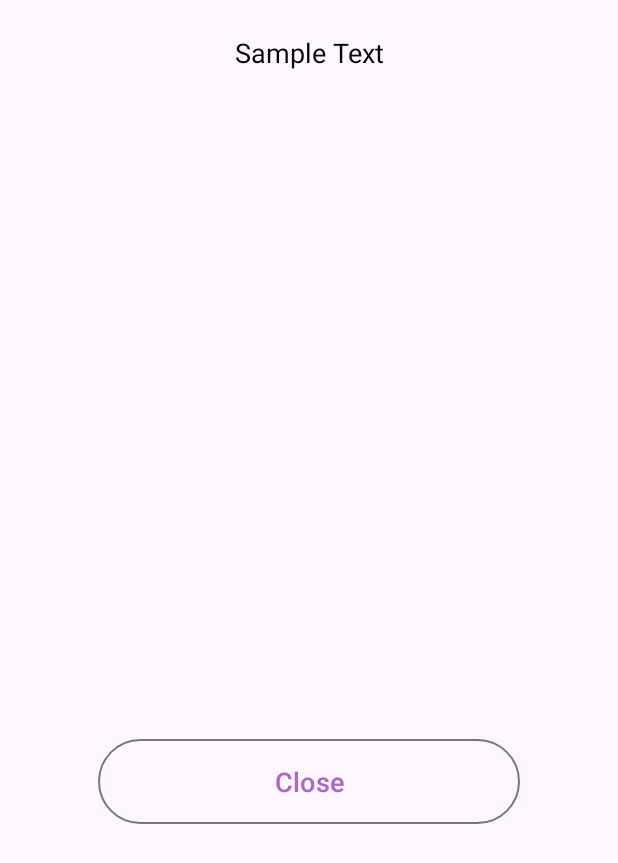
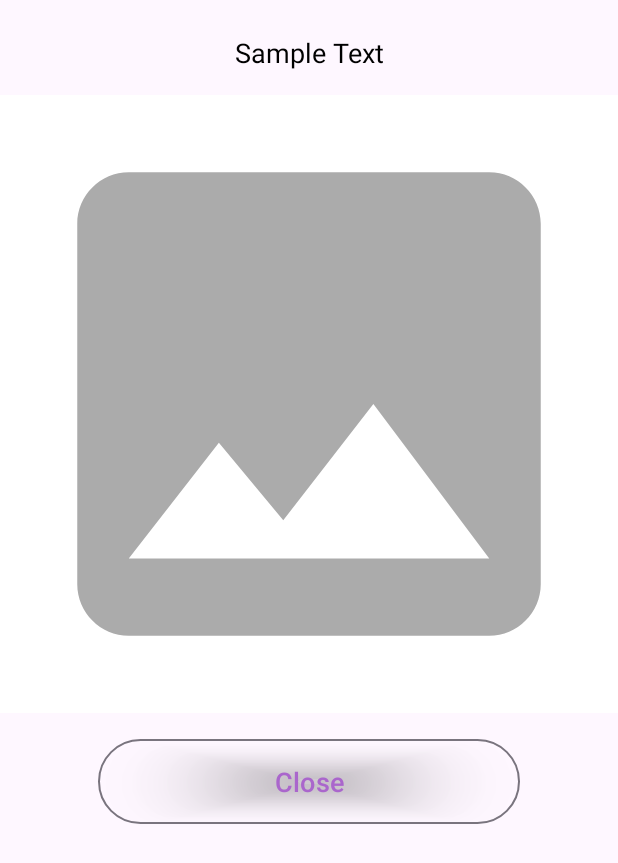
Before and after one commit to shitab14/My-Ecommerce, an Android app: the layout fragment_pokemon_bottom_sheet_dialog.xml on its own in the app's theme, with its tools: preview values and no code run, on a phone screen of 412 x 824 dp. Shown: the top 863 px of the screen. Run offline under Robolectric (Android 15) with nearby library versions, the phone set to English and light mode, and no system bars.

```diff
--- a/app/src/main/res/layout/fragment_pokemon_bottom_sheet_dialog.xml
+++ b/app/src/main/res/layout/fragment_pokemon_bottom_sheet_dialog.xml
@@ -29,12 +29,14 @@
             android:id="@+id/ivPokemon"
             android:layout_width="match_parent"
             android:layout_height="0dp"
-            android:scaleType="center"
+            android:background="@android:color/white"
+            android:scaleType="fitCenter"
             app:layout_constraintDimensionRatio="1:1"
             app:layout_constraintEnd_toEndOf="parent"
             app:layout_constraintStart_toStartOf="parent"
             app:layout_constraintTop_toBottomOf="@id/tvName"
-            tools:ignore="ContentDescription" />
+            tools:ignore="ContentDescription"
+            tools:src="@drawable/ic_image_grey" />
 
         <Button
             android:id="@+id/closeButton"
@@ -43,12 +45,13 @@
             android:layout_height="wrap_content"
             android:layout_marginHorizontal="@dimen/_50sdp"
             android:layout_marginVertical="@dimen/_10sdp"
+            android:elevation="@dimen/_1sdp"
             android:onClick="@{bottomSheetDialogFragment::onCloseClicked}"
             android:padding="16dp"
             android:textColor="@android:color/holo_purple"
             android:textSize="18sp"
             app:layout_constraintTop_toBottomOf="@id/ivPokemon"
-            tools:text="Close" />
+            android:text="@string/text_close" />
 
     </androidx.constraintlayout.widget.ConstraintLayout>
 </layout>
--- a/app/src/main/res/values/strings.xml
+++ b/app/src/main/res/values/strings.xml
@@ -19,5 +19,6 @@
     <string name="text_all_permissions_granted">All permissions granted</string>
     <string name="go_to_list">Go To List</string>
     <string name="fetch_list_data">Fetch List Data</string>
+    <string name="text_close">Close</string>
 
 </resources>
```
Also changed, not shown: app/build.gradle (+4 -3 lines), app/src/main/java/com/mir/myecommerce/common/ImageUtil.kt (added, +56 -0 lines), app/src/main/java/com/mir/myecommerce/common/glide/MyGlideModule.kt (added, +29 -0 lines), app/src/main/java/com/mir/myecommerce/presentation/pokemondialog/PokemonBottomSheetDialogFragment.kt (+11 -7 lines), 2 other files.
